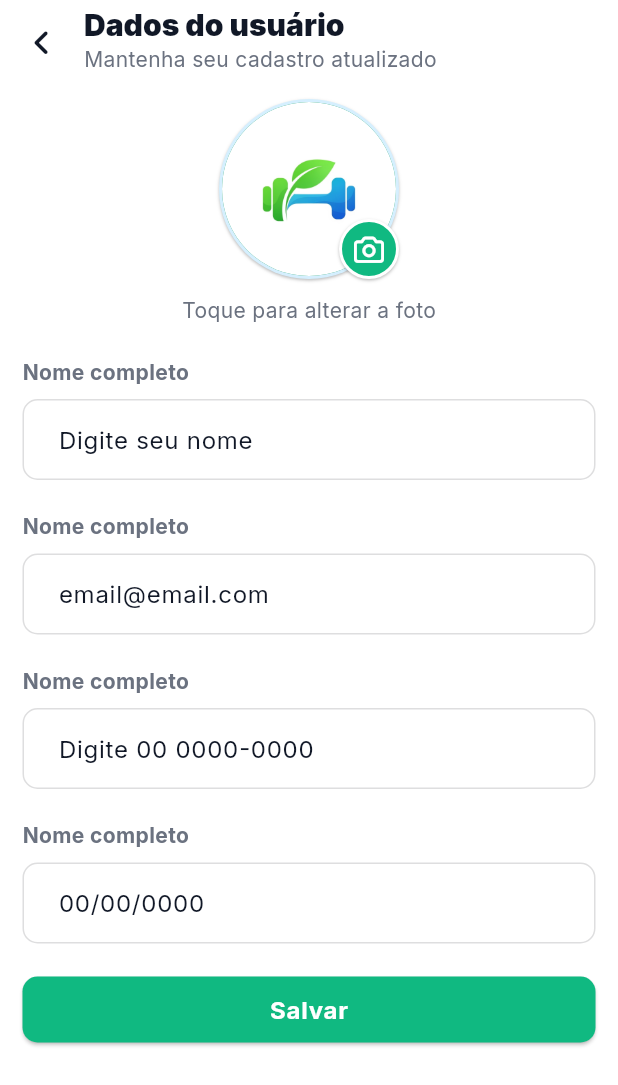
After one commit to Gpeder/nutri, a Flutter app: the ProfileScreen screen opened directly, after a tap on "Dados do usuário", on a phone screen of 412 x 824 dp. The commit adds this screen. Shown: the top 1085 px of the screen. Run offline on Flutter 3.47's test engine with Material 3 defaults, Android fonts, the phone set to English and light mode, and no system bars; our stand-ins replace awesome_bottom_bar, dotted_border, font_awesome_flutter, google_fonts, heroicons, material_design_icons_flutter and 2 more.

Commit message:
parte visual feita

```diff
--- a/lib/screens/profile/profile.dart
+++ b/lib/screens/profile/profile.dart
@@ -8,6 +8,7 @@ import 'package:nutri/screens/profile/widgets/switch_theme.dart';
 import 'package:nutri/screens/profile_pages/body_data.dart';
 import 'package:nutri/screens/profile_pages/medical_exams.dart';
 import 'package:nutri/screens/profile_pages/my_team.dart';
+import 'package:nutri/screens/profile_pages/user_data.dart';
 import 'package:nutri/widgets/genericappbar.dart';
 
 class ProfileScreen extends StatelessWidget {
@@ -29,6 +30,16 @@ class ProfileScreen extends StatelessWidget {
             SizedBox(height: 20),
             SwitchThemeApp(),
             SizedBox(height: 20),
+            ContainerProfile(
+              title: 'Dados do usuário',
+              subtitle: 'Informações pessoais',
+              icon: FontAwesomeIcons.user,
+              onTap: () => Navigator.push(
+                context,
+                MaterialPageRoute(builder: (context) => const UserData()),
+              ),
+            ),
+            SizedBox(height: 10),
             ContainerProfile(
               title: 'Dados Corporais',
               subtitle: 'Altura, peso e mais',
--- /dev/null
+++ b/lib/screens/profile_pages/user_data.dart
@@ -0,0 +1,183 @@
+import 'package:flutter/material.dart';
+import 'package:font_awesome_flutter/font_awesome_flutter.dart';
+import 'package:nutri/core/theme/app_theme.dart';
+import 'package:nutri/core/theme/colors.dart';
+import 'package:nutri/widgets/genericappbar.dart';
+
+class UserData extends StatelessWidget {
+  const UserData({super.key});
+
+  @override
+  Widget build(BuildContext context) {
+    return Scaffold(
+      appBar: const GenericAppBar(
+        icon: FontAwesomeIcons.angleLeft,
+        title: 'Dados do usuário',
+        subtitle: 'Mantenha seu cadastro atualizado',
+      ),
+      body: SingleChildScrollView(
+        padding: const EdgeInsets.symmetric(horizontal: 15),
+        child: Column(
+          crossAxisAlignment: CrossAxisAlignment.center,
+          children: [
+            _profilePhoto(context),
+            SizedBox(height: 20),
+            TextForm(
+              label: 'Nome completo',
+              hint: 'Digite seu nome',
+              keyboardType: TextInputType.name,
+              onChanged: (String p1) {},
+            ),
+            SizedBox(height: 20),
+            TextForm(
+              label: 'Email',
+              hint: 'email@email.com',
+              keyboardType: TextInputType.emailAddress,
+              onChanged: (String p1) {},
+            ),
+            SizedBox(height: 20),
+            TextForm(
+              label: 'Telefone',
+              hint: 'Digite 00 0000-0000',
+              keyboardType: TextInputType.phone,
+              onChanged: (String p1) {},
+            ),
+            SizedBox(height: 20),
+            TextForm(
+              label: 'Data de nascimento',
+              hint: '00/00/0000',
+              keyboardType: TextInputType.datetime,
+              onChanged: (String p1) {},
+            ),
+            SizedBox(height: 20),
+            SizedBox(
+              width: double.infinity,
+              child: ElevatedButton(
+                style: ElevatedButton.styleFrom(
+                  backgroundColor: AppColors.green200,
+                  foregroundColor: AppColors.white,
+                ),
+                onPressed: () {},
+                child: Text(
+                  'Salvar',
+                  style: Theme.of(context).textTheme.bodyLarge?.copyWith(
+                        color: AppColors.white,
+                        fontWeight: FontWeight.bold,
+                      ),
+                ),
+              ),
+            ),
+          ],
+        ),
+      ),
+    );
+  }
+
+  Column _profilePhoto(BuildContext context) {
+    return Column(
+      children: [
+        Stack(
+          children: [
+            Container(
+              width: 120,
+              height: 120,
+              padding: const EdgeInsets.all(2),
+              decoration: BoxDecoration(
+                color: AppColors.blue125,
+                shape: BoxShape.circle,
+                boxShadow: const [
+                  BoxShadow(
+                    color: Colors.black26,
+                    blurRadius: 1,
+                    offset: Offset(0, 1),
+                  ),
+                ],
+              ),
+              child: const CircleAvatar(
+                radius: 30,
+                backgroundImage: AssetImage('dev_assets/LOGO.jpg'),
+              ),
+            ),
+            Positioned(
+              bottom: 0,
+              right: 0,
+              child: Container(
+                width: 40,
+                height: 40,
+                decoration: BoxDecoration(
+                  border: Border.all(color: AppColors.white, width: 2),
+                  color: AppColors.green200,
+                  shape: BoxShape.circle,
+                  boxShadow: const [
+                    BoxShadow(
+                      color: Colors.black26,
+                      blurRadius: 1,
+                      offset: Offset(0, 1),
+                    ),
+                  ],
+                ),
+                child: const Icon(
+                  size: 20,
+                  FontAwesomeIcons.camera,
+                  color: AppColors.white,
+                ),
+              ),
+            ),
+          ],
+        ),
+        SizedBox(height: 10),
+        Text(
+          'Toque para alterar a foto',
+          style: Theme.of(context).textTheme.bodyMedium?.copyWith(
+                color: AppColors.gray500,
+              ),
+        ),
+      ],
+    );
+  }
+}
+
+class TextForm extends StatelessWidget {
+  final String label;
+  final String hint;
+  final TextInputType keyboardType;
+  final Function(String) onChanged;
+  final Function()? onTap;
+  final Function(String)? onFieldSubmitted;
+
+  const TextForm({
+    super.key,
+    required this.label,
+    required this.keyboardType,
+    required this.onChanged,
+    this.onTap,
+    this.onFieldSubmitted,
+    required this.hint,
+  });
+
+  @override
+  Widget build(BuildContext context) {
+    return Column(
+      crossAxisAlignment: CrossAxisAlignment.start,
+      children: [
+        Text(
+          'Nome completo',
+          style: Theme.of(context).textTheme.bodyMedium?.copyWith(
+                color: AppColors.gray500,
+                fontWeight: FontWeight.bold,
+              ),
+        ),
+        const SizedBox(height: 8),
+        TextFormField(
+          keyboardType: keyboardType,
+          onChanged: onChanged,
+          onTap: onTap,
+          onFieldSubmitted: onFieldSubmitted,
+          decoration: InputDecoration(
+            hintText: hint,
+          ),
+        ),
+      ],
+    );
+  }
+}
--- a/lib/screens/profile_pages/widgets/meeting_card.dart
+++ b/lib/screens/profile_pages/widgets/meeting_card.dart
@@ -42,7 +42,10 @@ class NextMeeting extends StatelessWidget {
                   style: Theme.of(context).textTheme.titleLarge?.copyWith(
                         color: AppColors.blue200,
                       )),
-              Text(month, style: Theme.of(context).textTheme.bodyMedium),
+              Text(month,
+                  style: Theme.of(context).textTheme.bodyMedium?.copyWith(
+                        color: AppColors.blue200,
+                      )),
             ],
           ),
         ),
```
Also changed, not shown: lib/core/theme/app_theme.dart (+38 -1 lines), lib/screens/profile_pages/my_team.dart (+16 -8 lines).
